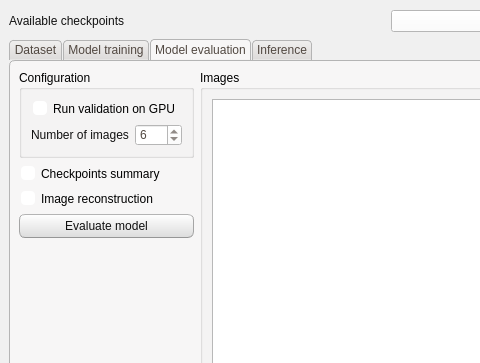
The window that FEXT/commons/interface/layout/window_layout.ui (CTCycle/FEXT-Autoencoder) describes before a commit, drawn with Qt 5; both pictures show x 0 to 480 and y 0 to 363 of the 1159 by 850 pixel window.
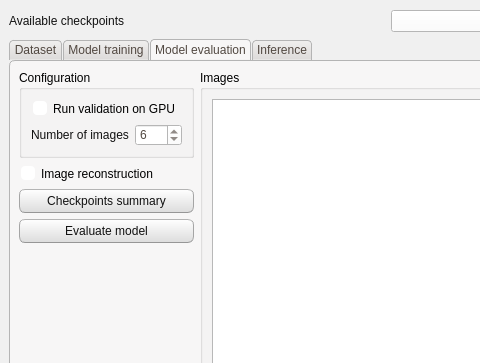
The same window after the commit. The open tabs and pages were chosen to show the change.

Diff of the .ui file:
```diff
--- a/FEXT/commons/interface/layout/window_layout.ui
+++ b/FEXT/commons/interface/layout/window_layout.ui
@@ -1476,16 +1476,16 @@
            </widget>
           </item>
           <item>
-           <widget class="QCheckBox" name="checkpointSummary">
+           <widget class="QCheckBox" name="imgReconstruction">
             <property name="text">
-             <string>Checkpoints summary</string>
+             <string>Image reconstruction</string>
             </property>
            </widget>
           </item>
           <item>
-           <widget class="QCheckBox" name="imgReconstruction">
+           <widget class="QPushButton" name="checkpointSummary">
             <property name="text">
-             <string>Image reconstruction</string>
+             <string>Checkpoints summary</string>
             </property>
            </widget>
           </item>
```
